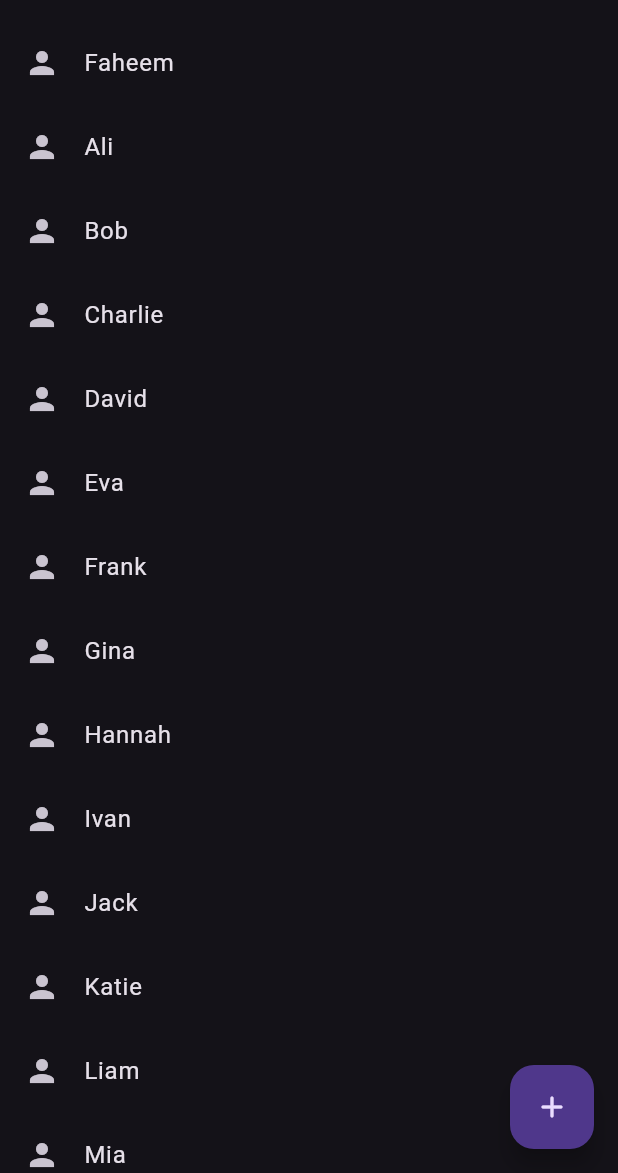
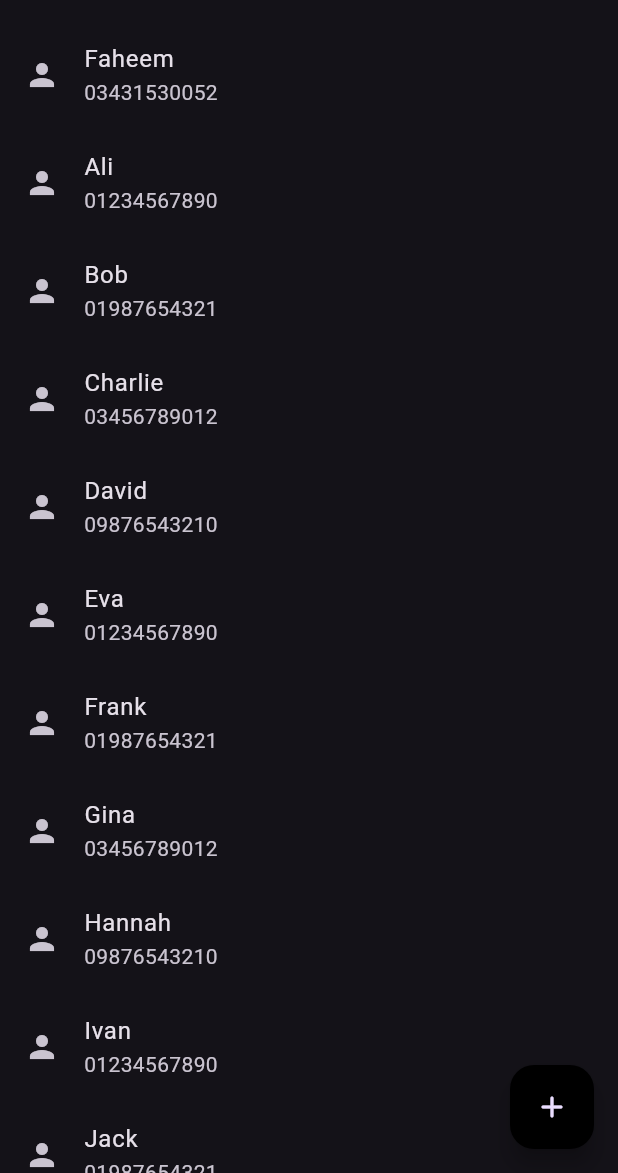
Before and after one commit to fisforfaheem/bloom_contacts, a Flutter app: the screen it shows after launch, on a phone screen of 412 x 824 dp, the part 63-1236 px from its top. Run offline on Flutter 3.47's test engine with Material 2 defaults, Android fonts, the phone set to English and light mode, and no system bars.

Commit message:
minor improvements

```diff
--- /dev/null
+++ b/lib/contacts_list.dart
@@ -0,0 +1,31 @@
+class ContactList {
+  static List<Map> contact = [
+    {'name': 'Faheem', 'phone': '03431530052'},
+    {'name': 'Ali', 'phone': '01234567890'},
+    {'name': 'Bob', 'phone': '01987654321'},
+    {'name': 'Charlie', 'phone': '03456789012'},
+    {'name': 'David', 'phone': '09876543210'},
+    {'name': 'Eva', 'phone': '01234567890'},
+    {'name': 'Frank', 'phone': '01987654321'},
+    {'name': 'Gina', 'phone': '03456789012'},
+    {'name': 'Hannah', 'phone': '09876543210'},
+    {'name': 'Ivan', 'phone': '01234567890'},
+    {'name': 'Jack', 'phone': '01987654321'},
+    {'name': 'Katie', 'phone': '03456789012'},
+    {'name': 'Liam', 'phone': '09876543210'},
+    {'name': 'Mia', 'phone': '01234567890'},
+    {'name': 'Nate', 'phone': '01987654321'},
+    {'name': 'Olivia', 'phone': '03456789012'},
+    {'name': 'Pete', 'phone': '09876543210'},
+    {'name': 'Quinn', 'phone': '01234567890'},
+    {'name': 'Rachel', 'phone': '01987654321'},
+    {'name': 'Steve', 'phone': '03456789012'},
+    {'name': 'Tina', 'phone': '09876543210'},
+    {'name': 'Uma', 'phone': '01234567890'},
+    {'name': 'Vince', 'phone': '01987654321'},
+    {'name': 'Wendy', 'phone': '03456789012'},
+    {'name': 'Xander', 'phone': '09876543210'},
+    {'name': 'Yara', 'phone': '01234567890'},
+    {'name': 'Zoe', 'phone': '01987654321'},
+  ];
+}
--- a/lib/contacts_page.dart
+++ b/lib/contacts_page.dart
@@ -1,38 +1,11 @@
 import 'package:bloom_contacts/add_contacts_page.dart';
+import 'package:bloom_contacts/contacts_list.dart';
 import 'package:bloom_contacts/edit_contact_page.dart';
 import 'package:flutter/material.dart';
 
 class ContactsPage extends StatelessWidget {
-  ContactsPage({super.key});
-  final List contacts = [
-    {'name': 'Faheem'},
-    {'name': 'Ali'},
-    {'name': 'Bob'},
-    {'name': 'Charlie'},
-    {'name': 'David'},
-    {'name': 'Eva'},
-    {'name': 'Frank'},
-    {'name': 'Gina'},
-    {'name': 'Hannah'},
-    {'name': 'Ivan'},
-    {'name': 'Jack'},
-    {'name': 'Katie'},
-    {'name': 'Liam'},
-    {'name': 'Mia'},
-    {'name': 'Nate'},
-    {'name': 'Olivia'},
-    {'name': 'Pete'},
-    {'name': 'Quinn'},
-    {'name': 'Rachel'},
-    {'name': 'Steve'},
-    {'name': 'Tina'},
-    {'name': 'Uma'},
-    {'name': 'Vince'},
-    {'name': 'Wendy'},
-    {'name': 'Xander'},
-    {'name': 'Yara'},
-    {'name': 'Zoe'},
-  ];
+  const ContactsPage({super.key});
+
   @override
   Widget build(BuildContext context) {
     return Scaffold(
@@ -40,22 +13,27 @@ class ContactsPage extends StatelessWidget {
         title: const Text('Bloom Contacts'),
       ),
       body: ListView.builder(
-        itemCount: contacts.length,
+        itemCount: ContactList.contact.length,
         itemBuilder: (context, index) {
+          final contactList = ContactList.contact[index];
           return ListTile(
+            dense: false,
             leading: const Icon(Icons.person),
-            title: Text(contacts[index]['name']),
+            title: Text(contactList['name']),
+            subtitle: Text(contactList['phone']!),
             onTap: () {
               Navigator.push(
                   context,
                   MaterialPageRoute(
-                      builder: (context) =>
-                          EditContactPage(contacts[index]['name'])));
+                      builder: (context) => EditContactPage(
+                            contact: ContactList.contact[index],
+                          )));
             },
           );
         },
       ),
       floatingActionButton: FloatingActionButton(
+        backgroundColor: Colors.black,
         enableFeedback: true,
         onPressed: () {
           Navigator.push(context,
--- a/lib/edit_contact_page.dart
+++ b/lib/edit_contact_page.dart
@@ -1,9 +1,28 @@
 import 'package:flutter/material.dart';
 
-class EditContactPage extends StatelessWidget {
-  EditContactPage(contact, {super.key});
+class EditContactPage extends StatefulWidget {
+  final Map contact;
 
-  TextEditingController userNameController = TextEditingController();
+//constructor
+  const EditContactPage({
+    super.key,
+    required this.contact,
+  });
+
+  @override
+  State<EditContactPage> createState() => _EditContactPageState();
+}
+
+class _EditContactPageState extends State<EditContactPage> {
+  late TextEditingController userNameController;
+  late TextEditingController userPhoneController;
+
+  @override
+  void initState() {
+    super.initState();
+    userNameController = TextEditingController(text: widget.contact['name']);
+    userPhoneController = TextEditingController(text: widget.contact['phone']);
+  }
 
   @override
   Widget build(BuildContext context) {
@@ -28,7 +47,7 @@ class EditContactPage extends StatelessWidget {
                 height: 26,
               ),
               TextFormField(
-                controller: userNameController,
+                controller: userPhoneController,
                 decoration: const InputDecoration(
                   hintText: 'Phone Number',
                   icon: Icon(Icons.phone),
@@ -40,7 +59,13 @@ class EditContactPage extends StatelessWidget {
               MaterialButton(
                 textColor: Colors.black,
                 color: Colors.white,
-                onPressed: () {},
+                onPressed: () {
+                  setState(() {
+                    widget.contact['name'] = userNameController.text;
+                    widget.contact['phone'] = userPhoneController.text;
+                    // widget.onSave(widget.contact);
+                  });
+                },
                 child: const Text('SAVE'),
               )
             ],
--- a/lib/main.dart
+++ b/lib/main.dart
@@ -12,7 +12,7 @@ class MainApp extends StatelessWidget {
   Widget build(BuildContext context) {
     return MaterialApp(
       theme: ThemeData.dark(useMaterial3: true),
-      home: ContactsPage(),
+      home: const ContactsPage(),
     );
   }
 }
```
